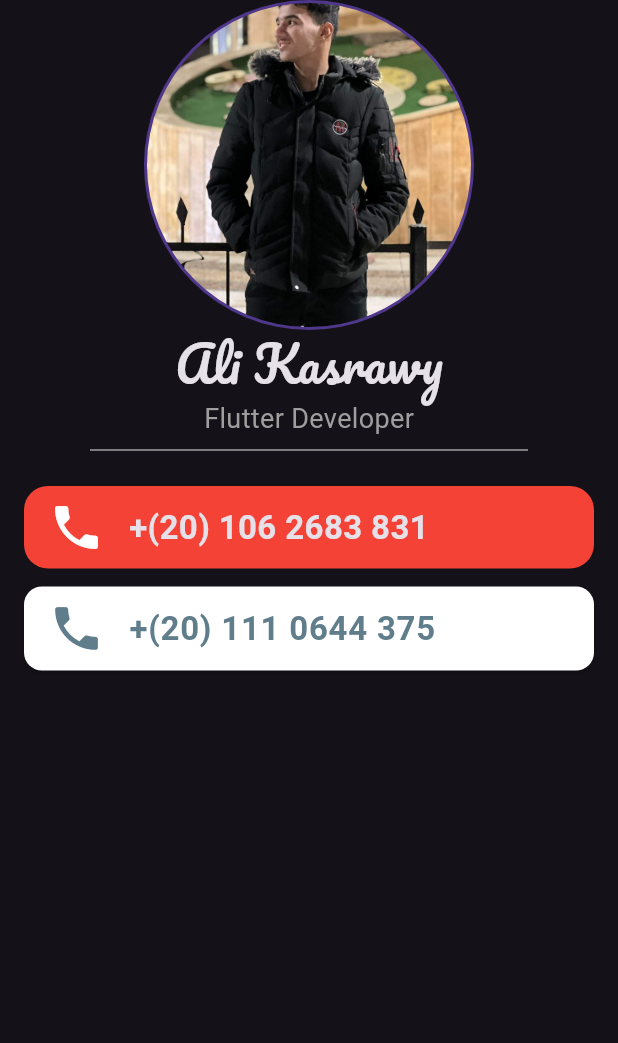
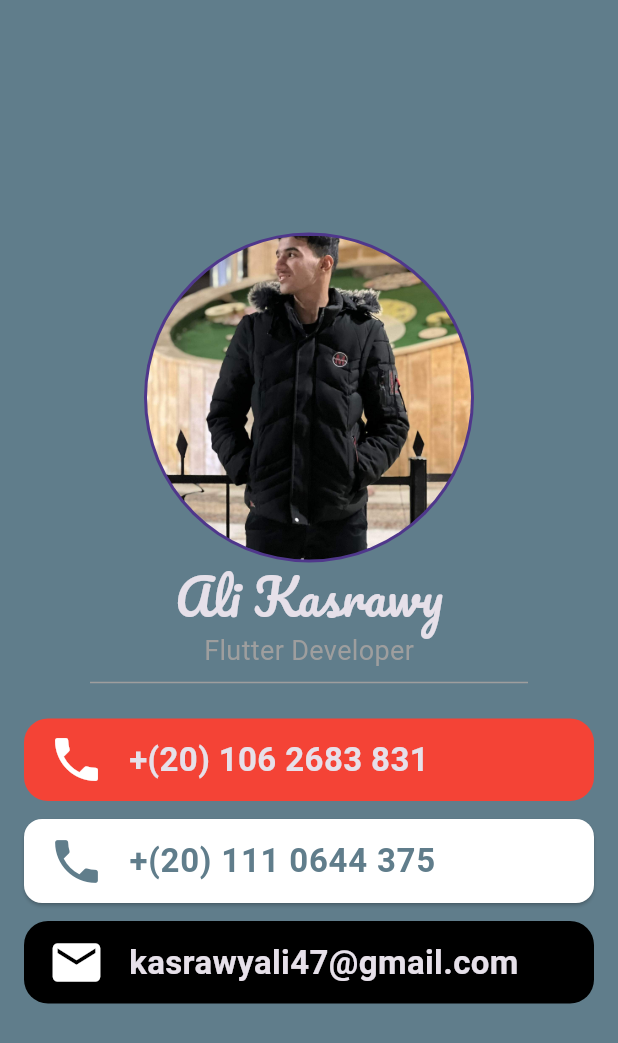
Before and after one commit to ali4hassan9ali2022/business_card_app, a Flutter app: the screen it shows after launch, on a phone screen of 412 x 824 dp. Shown: the top 1043 px of the screen. Run offline on Flutter 3.47's test engine with Material 3 defaults, Android fonts, the phone set to English and light mode, and no system bars.

Commit message:
add two card to app

```diff
--- a/lib/main.dart
+++ b/lib/main.dart
@@ -13,7 +13,9 @@ class BusinessCardApp extends StatelessWidget {
       theme: ThemeData.dark(),
       debugShowCheckedModeBanner: false,
       home: const Scaffold(
+        backgroundColor: Colors.blueGrey,
         body: Column(
+          mainAxisAlignment: MainAxisAlignment.center,
           children: [
             CircleAvatar(
               radius: 110,
@@ -74,7 +76,15 @@ class BusinessCardApp extends StatelessWidget {
                   ),
                 ),
               ),
-            )
+            ),
+            SizedBox(
+              height: 8,
+            ),
+            CustomCard(
+              text: "kasrawyali47@gmail.com",
+              icon: Icons.email,
+              color: Colors.black,
+            ),
           ],
         ),
       ),
```
